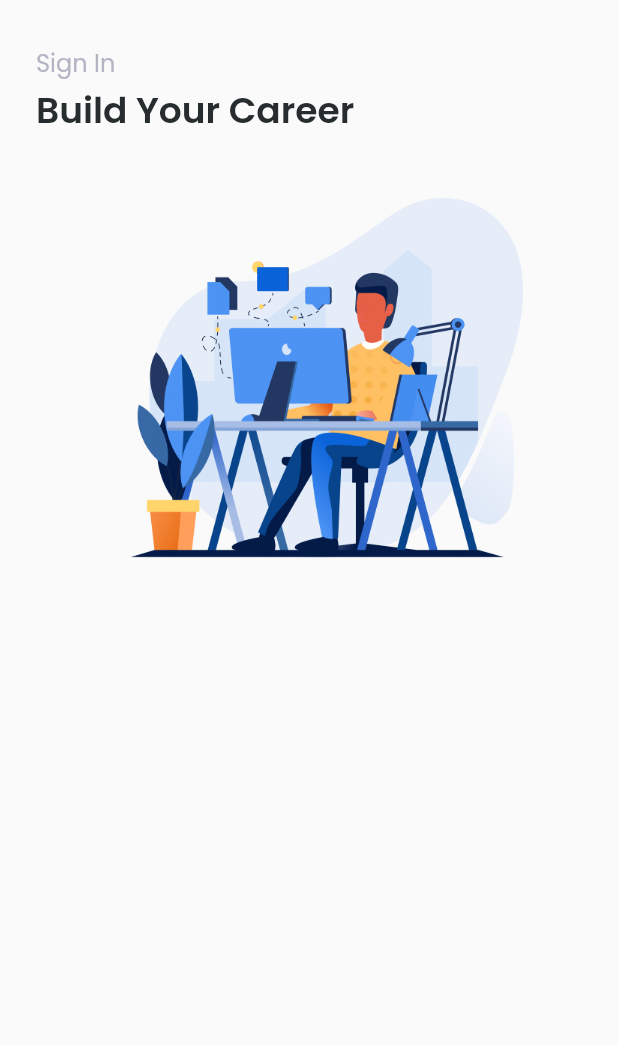
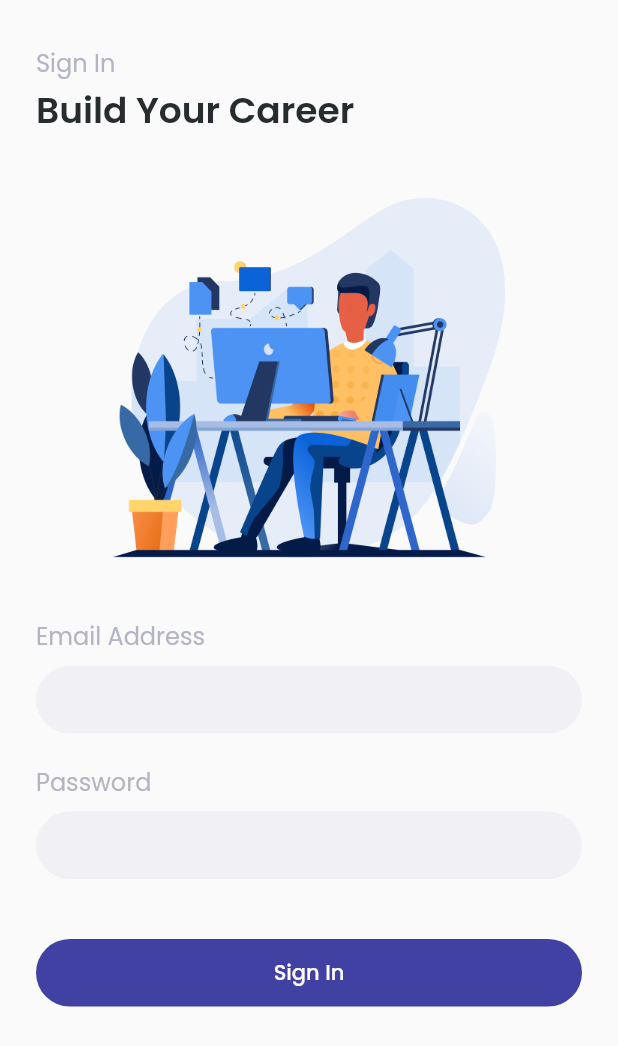
Before and after one commit to HarunNurahman/futurejob-app, a Flutter app: the screen it shows after launch, after a tap on "Sign In", on a phone screen of 412 x 824 dp. Shown: the top 1046 px of the screen. Run offline on Flutter 3.47's test engine with Material 2 defaults, Android fonts, the phone set to English and light mode, and no system bars; our stand-ins replace google_fonts.

Commit message:
Slicing UI Sign In Page

```diff
--- a/lib/pages/signin_page.dart
+++ b/lib/pages/signin_page.dart
@@ -6,10 +6,21 @@ class SignInPage extends StatelessWidget {
 
   @override
   Widget build(BuildContext context) {
+
+    final bottomInset = MediaQuery.of(context).viewInsets.bottom;
+
     return Scaffold(
+      resizeToAvoidBottomInset: false,
       body: SafeArea(
+        child: SingleChildScrollView(
+          reverse: true,
           child: Padding(
-          padding: const EdgeInsets.only(left: 24, top: 30),
+            padding: EdgeInsets.only(
+              left: 24,
+              right: 24,
+              top: 30,
+              bottom: bottomInset,
+            ),
             child: Column(
               crossAxisAlignment: CrossAxisAlignment.start,
               children: [
@@ -34,8 +45,80 @@ class SignInPage extends StatelessWidget {
                     'assets/images/img_explore-jobs.png',
                     height: 240,
                   ),
+                ),
+                const SizedBox(height: 40),
+                // Text Field
+                Column(
+                  crossAxisAlignment: CrossAxisAlignment.start,
+                  children: [
+                    // Email Text Field
+                    Text(
+                      'Email Address',
+                      style: grayTextStyle,
+                    ),
+                    const SizedBox(height: 8),
+                    SizedBox(
+                      height: 45,
+                      child: TextFormField(
+                        decoration: InputDecoration(
+                          fillColor: grayColor_2,
+                          filled: true,
+                          enabledBorder: OutlineInputBorder(
+                            borderRadius: BorderRadius.circular(30),
+                            borderSide: BorderSide.none,
+                          ),
+                          focusedBorder: OutlineInputBorder(
+                            borderRadius: BorderRadius.circular(30),
+                            borderSide: BorderSide.none,
+                          ),
+                        ),
+                      ),
+                    ),
+                    const SizedBox(height: 20),
+                    // Password Text Field
+                    Text(
+                      'Password',
+                      style: grayTextStyle,
+                    ),
+                    const SizedBox(height: 8),
+                    SizedBox(
+                      height: 45,
+                      child: TextFormField(
+                        obscureText: true,
+                        decoration: InputDecoration(
+                          fillColor: grayColor_2,
+                          filled: true,
+                          enabledBorder: OutlineInputBorder(
+                            borderRadius: BorderRadius.circular(30),
+                            borderSide: BorderSide.none,
+                          ),
+                          focusedBorder: OutlineInputBorder(
+                            borderRadius: BorderRadius.circular(30),
+                            borderSide: BorderSide.none,
+                          ),
+                        ),
+                      ),
+                    ),
+                    const SizedBox(height: 40),
+                    // Sign In Button
+                    Container(
+                      width: MediaQuery.of(context).size.width * 1,
+                      height: 45,
+                      child: TextButton(
+                        onPressed: () {},
+                        style: TextButton.styleFrom(
+                          backgroundColor: primaryColor,
+                          shape: RoundedRectangleBorder(
+                            borderRadius: BorderRadius.circular(30),
+                          ),
+                        ),
+                        child: Text('Sign In', style: whiteTextStyle),
+                      ),
                     )
                   ],
+                ),
+              ],
+            ),
           ),
         ),
       ),
--- a/lib/shared.dart
+++ b/lib/shared.dart
@@ -7,6 +7,7 @@ Color secondaryColor = const Color(0xFF2A327D);
 Color redColor = const Color(0xFFFD4F56);
 Color blackColor = const Color(0xFF272C2F);
 Color grayColor = const Color(0xFFB3B5C4);
+Color grayColor_2 = const Color(0xFFF1F0F5);
 
 TextStyle grayTextStyle = GoogleFonts.poppins(
   fontSize: 16,
@@ -15,6 +16,12 @@ TextStyle grayTextStyle = GoogleFonts.poppins(
 
 TextStyle blackTextStyle = GoogleFonts.poppins(
   fontSize: 16,
+  fontWeight: FontWeight.w500,
   color: blackColor,
+);
+
+TextStyle whiteTextStyle = GoogleFonts.poppins(
+  fontSize: 14,
   fontWeight: FontWeight.w500,
+  color: Colors.white,
 );
```
Lines whose indentation alone changed are shown as unchanged.
